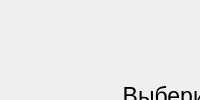
Old version of the form GreyHound/registerstatus.ui in the repository ProteusP/GreyHound-hiring-desktop-app.
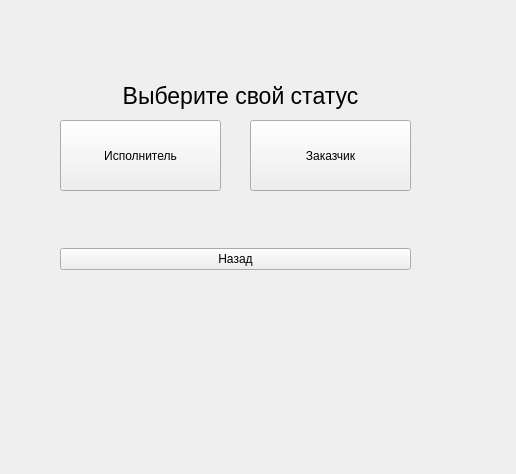
New version of the form.

The edit to the form file:
```diff
--- a/GreyHound/registerstatus.ui
+++ b/GreyHound/registerstatus.ui
@@ -2,6 +2,14 @@
 <ui version="4.0">
  <class>RegisterStatus</class>
  <widget class="QMainWindow" name="RegisterStatus">
+  <property name="geometry">
+   <rect>
+    <x>0</x>
+    <y>0</y>
+    <width>516</width>
+    <height>474</height>
+   </rect>
+  </property>
   <property name="windowTitle">
    <string>MainWindow</string>
   </property>
@@ -53,6 +61,25 @@
      <string>Заказчик</string>
     </property>
    </widget>
+   <widget class="QWidget" name="horizontalLayoutWidget">
+    <property name="geometry">
+     <rect>
+      <x>60</x>
+      <y>219</y>
+      <width>351</width>
+      <height>81</height>
+     </rect>
+    </property>
+    <layout class="QHBoxLayout" name="horizontalLayout">
+     <item>
+      <widget class="QPushButton" name="backToLoginPB">
+       <property name="text">
+        <string>Назад</string>
+       </property>
+      </widget>
+     </item>
+    </layout>
+   </widget>
   </widget>
  </widget>
  <resources/>
```
